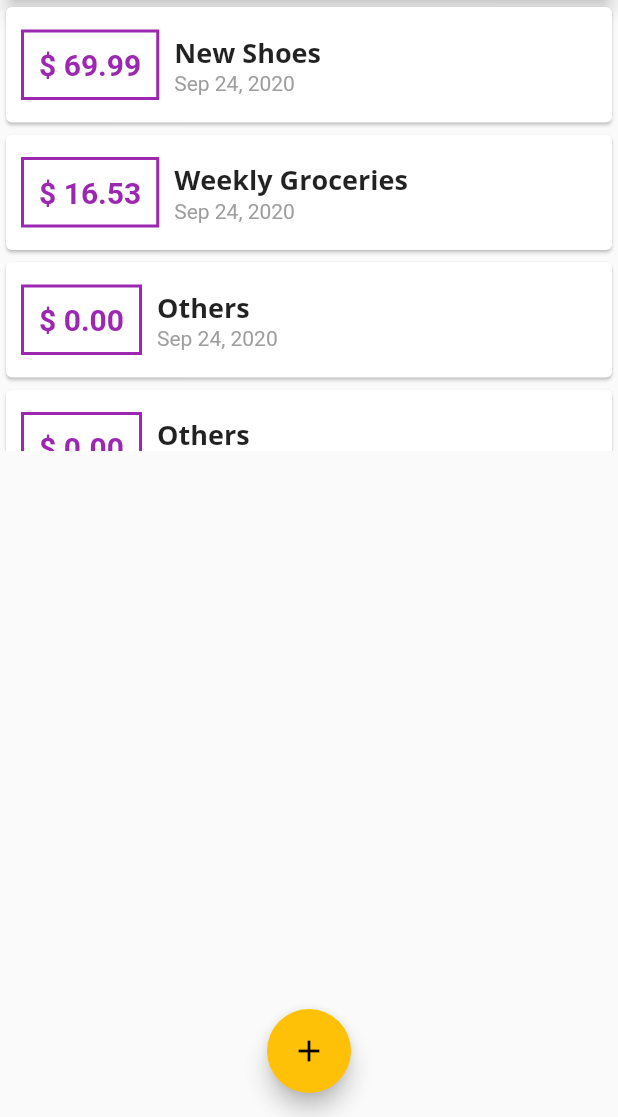
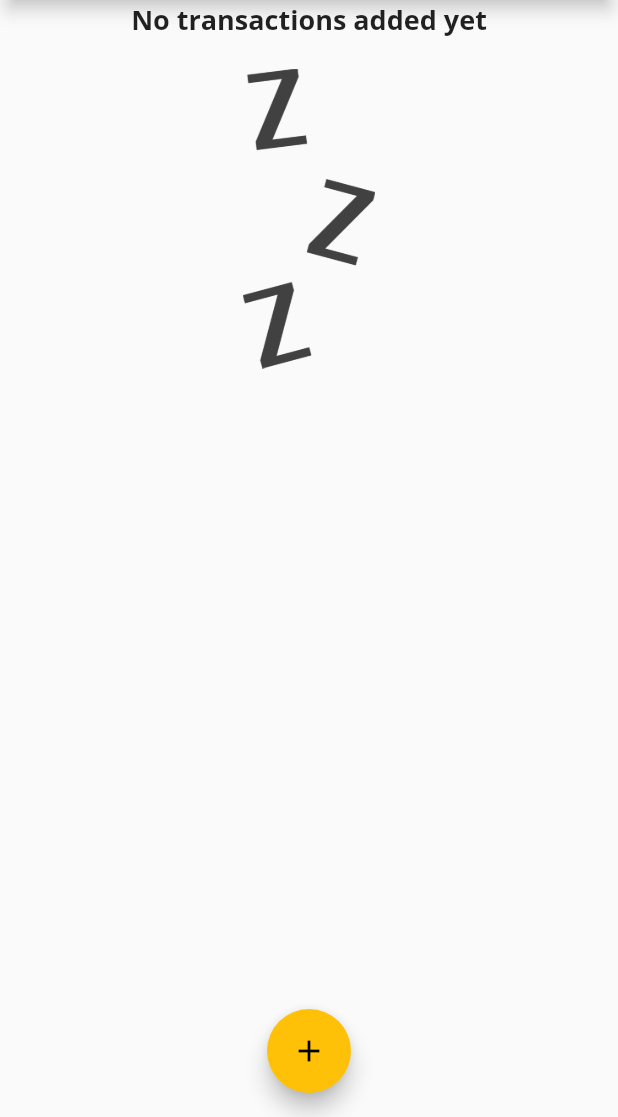
Before and after one commit to frasnym/learn-flutter-personal-expenses-app, a Flutter app: the screen it shows after launch, on a phone screen of 412 x 824 dp, the part 119-1236 px from its top. Run offline on Flutter 3.47's test engine with Material 2 defaults, Android fonts, the phone set to English and light mode, and no system bars.

```diff
--- a/lib/main.dart
+++ b/lib/main.dart
@@ -50,36 +50,18 @@ class MyHomePage extends StatefulWidget {
 
 class _MyHomePageState extends State<MyHomePage> {
   final List<Transaction> _userTransactions = [
-    Transaction(
-      id: 't1',
-      title: 'New Shoes',
-      amount: 69.99,
-      date: DateTime.now(),
-    ),
-    Transaction(
-      id: 't1',
-      title: 'Weekly Groceries',
-      amount: 16.53,
-      date: DateTime.now(),
-    ),
-    Transaction(
-      id: DateTime.now().toString(),
-      title: 'Others',
-      amount: 00.00,
-      date: DateTime.now(),
-    ),
-    Transaction(
-      id: DateTime.now().toString(),
-      title: 'Others',
-      amount: 00.00,
-      date: DateTime.now(),
-    ),
-    Transaction(
-      id: DateTime.now().toString(),
-      title: 'Others',
-      amount: 00.00,
-      date: DateTime.now(),
-    )
+    // Transaction(
+    //   id: 't1',
+    //   title: 'New Shoes',
+    //   amount: 69.99,
+    //   date: DateTime.now(),
+    // ),
+    // Transaction(
+    //   id: 't1',
+    //   title: 'Weekly Groceries',
+    //   amount: 16.53,
+    //   date: DateTime.now(),
+    // ),
   ];
 
   void _addNewTransaction(String txTitle, double txAmount) {
--- a/lib/widgets/transaction_list.dart
+++ b/lib/widgets/transaction_list.dart
@@ -12,7 +12,26 @@ class TransactionList extends StatelessWidget {
   Widget build(BuildContext context) {
     return Container(
       height: 300,
-      child: ListView.builder(
+      child: transactions.isEmpty
+          ? Column(
+              children: <Widget>[
+                Text(
+                  "No transactions added yet",
+                  style: Theme.of(context).textTheme.title,
+                ),
+                SizedBox(
+                  height: 20,
+                ),
+                Container(
+                  height: 200,
+                  child: Image.asset(
+                    "assets/images/waiting.png",
+                    fit: BoxFit.cover,
+                  ),
+                ),
+              ],
+            )
+          : ListView.builder(
               itemBuilder: (ctx, index) {
                 return Card(
                   child: Row(
--- a/pubspec.yaml
+++ b/pubspec.yaml
@@ -46,8 +46,8 @@ flutter:
   uses-material-design: true
 
   # To add assets to your application, add an assets section, like this:
-  # assets:
-  #   - images/a_dot_burr.jpeg
+  assets:
+    - assets/images/waiting.png
   #   - images/a_dot_ham.jpeg
 
   # An image asset can refer to one or more resolution-specific "variants", see
```
Also changed, not shown: assets/images/waiting.png (added). Lines whose indentation alone changed are shown as unchanged.
